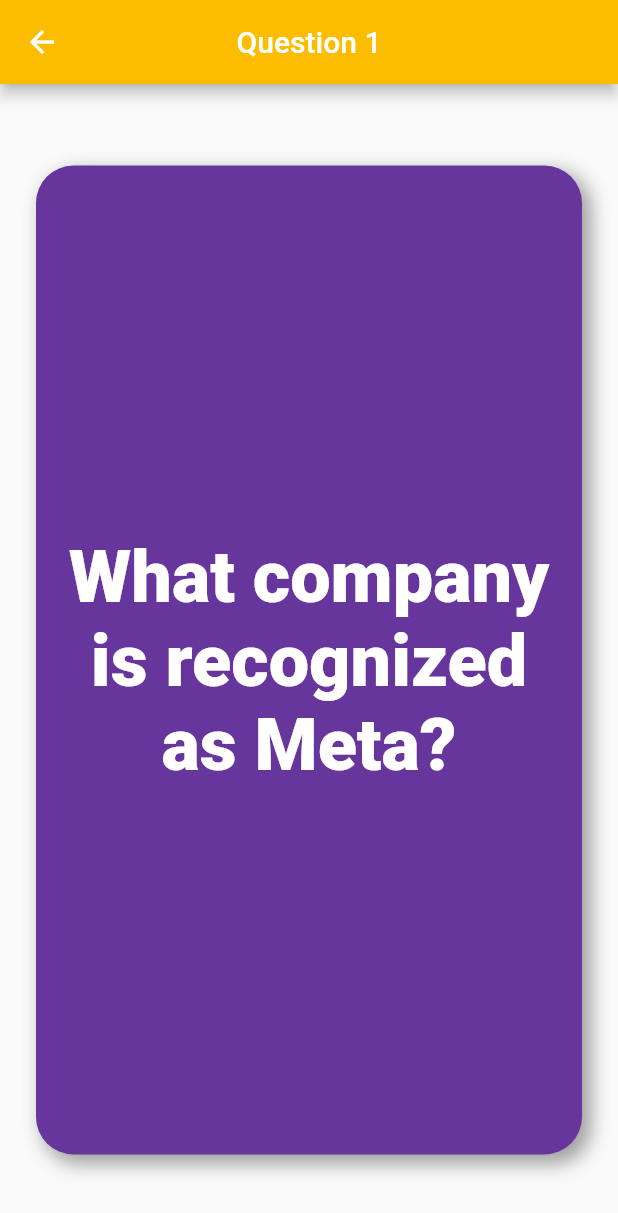
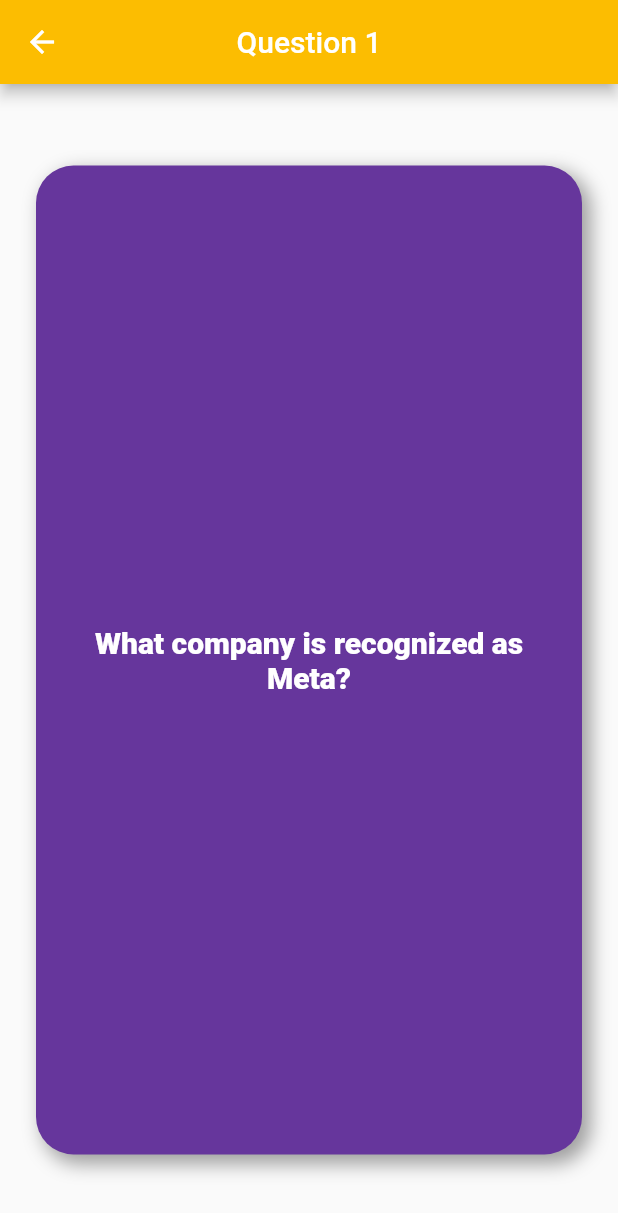
Before and after one commit to davidaodejobi/minor-quiz-app, a Flutter app: the screen it shows after launch, after a tap on "Question 1", on a phone screen of 412 x 824 dp. Shown: the top 1213 px of the screen. Run offline on Flutter 3.47's test engine with Material 2 defaults, Android fonts, the phone set to English and light mode, and no system bars; drawn by our look-alikes of flip_card.

Commit message:
arranged the files and made some little fixes

```diff
--- /dev/null
+++ b/lib/constants.dart
@@ -0,0 +1,21 @@
+import 'package:flutter/material.dart';
+
+const kAppBarColor = Color(0xFFFCBD01);
+
+const kDefaultTextStyle = TextStyle(
+  color: Colors.white,
+  fontWeight: FontWeight.w800,
+  fontSize: 20,
+);
+
+const kDefaultBoxShadow = [
+  BoxShadow(
+    color: Colors.grey,
+    blurRadius: 10.0, // has the effect of softening the shadow
+    spreadRadius: 1.0, // has the effect of extending the shadow
+    offset: Offset(
+      5.0, // horizontal, move right 10
+      5.0, // vertical, move down 10
+    ),
+  )
+];
--- a/lib/main.dart
+++ b/lib/main.dart
@@ -1,9 +1,6 @@
-import 'package:flip_card/flip_card.dart';
 import 'package:flutter/material.dart';
 
-import './models.dart';
-
-const kAppBarColor = Color(0xFFFCBD01);
+import 'screens/list_of_questions.dart';
 
 void main() {
   runApp(const MyApp());
@@ -21,160 +18,7 @@
       theme: ThemeData(
         primarySwatch: Colors.blue,
       ),
-      home: const CardScreen(),
+      home: const ListOfQuestionScreen(),
     );
   }
 }
-
-class CardScreen extends StatefulWidget {
-  const CardScreen({Key? key}) : super(key: key);
-
-  @override
-  _CardScreenState createState() => _CardScreenState();
-}
-
-class _CardScreenState extends State<CardScreen> {
-  @override
-  Widget build(BuildContext context) {
-    return Scaffold(
-      appBar: AppBar(
-        backgroundColor: kAppBarColor,
-        centerTitle: true,
-        title: const Text(
-          "IOBC Year 2021 Student Quiz Questions",
-          style: TextStyle(
-            fontSize: 20,
-            fontWeight: FontWeight.bold,
-          ),
-        ),
-      ),
-      body: ListView.builder(
-        itemCount: questions.length,
-        itemBuilder: (BuildContext context, int index) {
-          return GestureDetector(
-            onTap: () {
-              Navigator.push(
-                  context,
-                  MaterialPageRoute(
-                      builder: (context) => QuestionAndAnswerScreen(
-                            question: questions[index].questionText,
-                            answer: questions[index].questionAnswer,
-                            appBarText: questions[index].title,
-                            color: questions[index].questionColor,
-                          )));
-            },
-            child: card(
-              questions[index].title!,
-              context,
-              questions[index].questionColor!,
-            ),
-          );
-        },
-      ),
-    );
-  }
-}
-
-class QuestionAndAnswerScreen extends StatelessWidget {
-  final String? question;
-  final String? answer;
-  final String? appBarText;
-  final Color? color;
-
-  const QuestionAndAnswerScreen({
-    this.answer,
-    this.question,
-    this.appBarText,
-    this.color,
-    Key? key,
-  }) : super(key: key);
-
-  @override
-  Widget build(BuildContext context) {
-    return Scaffold(
-        appBar: AppBar(
-          backgroundColor: kAppBarColor,
-          centerTitle: true,
-          title: Text(appBarText!),
-        ),
-        body: Center(
-          child: FlipCard(
-            front: questionCard(question!, context, color!),
-            back: questionCard(answer!, context, color!),
-          ),
-        ));
-  }
-}
-
-Widget card(String text, BuildContext context, Color color) {
-  return Container(
-    width: MediaQuery.of(context).size.width,
-    height: MediaQuery.of(context).size.height * 0.2,
-    margin: const EdgeInsets.all(24),
-    decoration: BoxDecoration(
-      boxShadow: const [
-        BoxShadow(
-          color: Colors.grey,
-          blurRadius: 10.0, // has the effect of softening the shadow
-          spreadRadius: 1.0, // has the effect of extending the shadow
-          offset: Offset(
-            5.0, // horizontal, move right 10
-            5.0, // vertical, move down 10
-          ),
-        )
-      ],
-      color: color,
-      borderRadius: BorderRadius.circular(25.0),
-    ),
-    child: Align(
-      alignment: Alignment.center,
-      child: Text(
-        text,
-        textAlign: TextAlign.center,
-        style: const TextStyle(
-          color: Colors.white,
-          fontWeight: FontWeight.w800,
-          fontSize: 48,
-        ),
-      ),
-    ),
-  );
-}
-
-Widget questionCard(String text, BuildContext context, Color color) {
-  return Container(
-    width: MediaQuery.of(context).size.width,
-    height: MediaQuery.of(context).size.height * 0.8,
-    margin: const EdgeInsets.all(24),
-    padding: const EdgeInsets.all(20),
-    decoration: BoxDecoration(
-      color: color,
-      boxShadow: const [
-        BoxShadow(
-          color: Colors.grey,
-          blurRadius: 10.0, // has the effect of softening the shadow
-          spreadRadius: 1.0, // has the effect of extending the shadow
-          offset: Offset(
-            5.0, // horizontal, move right 10
-            5.0, // vertical, move down 10
-          ),
-        )
-      ],
-      borderRadius: BorderRadius.circular(25.0),
-    ),
-    child: Align(
-      alignment: Alignment.center,
-      child: SingleChildScrollView(
-        child: Text(
-          text,
-          textAlign: TextAlign.center,
-          style: const TextStyle(
-            color: Colors.white,
-            fontWeight: FontWeight.w800,
-            fontSize: 48,
-          ),
-        ),
-      ),
-    ),
-  );
-}
--- a/lib/models.dart
+++ b/lib/model/models.dart
@@ -156,8 +156,8 @@
   ),
   Questions(
     title: 'Question 17',
-    questionText: 'What is your age?',
-    questionAnswer: 'I am 25',
+    questionText: 'Tell us about your self in less than 20 seconds?',
+    questionAnswer: '',
     questionColor: const Color(0xFFF4D26E),
   ),
   Questions(
--- /dev/null
+++ b/lib/screens/list_of_questions.dart
@@ -0,0 +1,71 @@
+import 'package:flutter/material.dart';
+
+import '../constants.dart';
+import '../model/models.dart';
+import 'question_and_answer.dart';
+
+class ListOfQuestionScreen extends StatefulWidget {
+  const ListOfQuestionScreen({Key? key}) : super(key: key);
+
+  @override
+  _ListOfQuestionScreenState createState() => _ListOfQuestionScreenState();
+}
+
+class _ListOfQuestionScreenState extends State<ListOfQuestionScreen> {
+  @override
+  Widget build(BuildContext context) {
+    return Scaffold(
+      appBar: AppBar(
+        backgroundColor: kAppBarColor,
+        centerTitle: true,
+        title: const Text(
+          "IOBC Year 2021 Student Quiz Questions",
+          style: TextStyle(
+            fontSize: 20,
+            fontWeight: FontWeight.bold,
+          ),
+        ),
+      ),
+      body: ListView.builder(
+        itemCount: questions.length,
+        itemBuilder: (BuildContext context, int index) {
+          return GestureDetector(
+            onTap: () {
+              Navigator.push(
+                  context,
+                  MaterialPageRoute(
+                      builder: (context) => QuestionAndAnswerScreen(
+                            question: questions[index].questionText,
+                            answer: questions[index].questionAnswer,
+                            appBarText: questions[index].title,
+                            color: questions[index].questionColor,
+                          )));
+            },
+            child: card(
+              questions[index].title!,
+              context,
+              questions[index].questionColor!,
+            ),
+          );
+        },
+      ),
+    );
+  }
+}
+
+Widget card(String text, BuildContext context, Color color) {
+  return Container(
+    width: MediaQuery.of(context).size.width,
+    height: MediaQuery.of(context).size.height * 0.2,
+    margin: const EdgeInsets.all(24),
+    decoration: BoxDecoration(
+      boxShadow: kDefaultBoxShadow,
+      color: color,
+      borderRadius: BorderRadius.circular(25.0),
+    ),
+    child: Align(
+      alignment: Alignment.center,
+      child: Text(text, textAlign: TextAlign.center, style: kDefaultTextStyle),
+    ),
+  );
+}
--- /dev/null
+++ b/lib/screens/question_and_answer.dart
@@ -0,0 +1,59 @@
+import 'package:flip_card/flip_card.dart';
+import 'package:flutter/material.dart';
+
+import '../constants.dart';
+
+class QuestionAndAnswerScreen extends StatelessWidget {
+  final String? question;
+  final String? answer;
+  final String? appBarText;
+  final Color? color;
+
+  const QuestionAndAnswerScreen({
+    this.answer,
+    this.question,
+    this.appBarText,
+    this.color,
+    Key? key,
+  }) : super(key: key);
+
+  @override
+  Widget build(BuildContext context) {
+    return Scaffold(
+        appBar: AppBar(
+          backgroundColor: kAppBarColor,
+          centerTitle: true,
+          title: Text(appBarText!),
+        ),
+        body: Center(
+          child: FlipCard(
+            front: questionCard(question!, context, color!),
+            back: questionCard(answer!, context, color!),
+          ),
+        ));
+  }
+}
+
+Widget questionCard(String text, BuildContext context, Color color) {
+  return Container(
+    width: MediaQuery.of(context).size.width,
+    height: MediaQuery.of(context).size.height * 0.8,
+    margin: const EdgeInsets.all(24),
+    padding: const EdgeInsets.all(20),
+    decoration: BoxDecoration(
+      color: color,
+      boxShadow: kDefaultBoxShadow,
+      borderRadius: BorderRadius.circular(25.0),
+    ),
+    child: Align(
+      alignment: Alignment.center,
+      child: SingleChildScrollView(
+        child: Text(
+          text,
+          textAlign: TextAlign.center,
+          style: kDefaultTextStyle,
+        ),
+      ),
+    ),
+  );
+}
```
